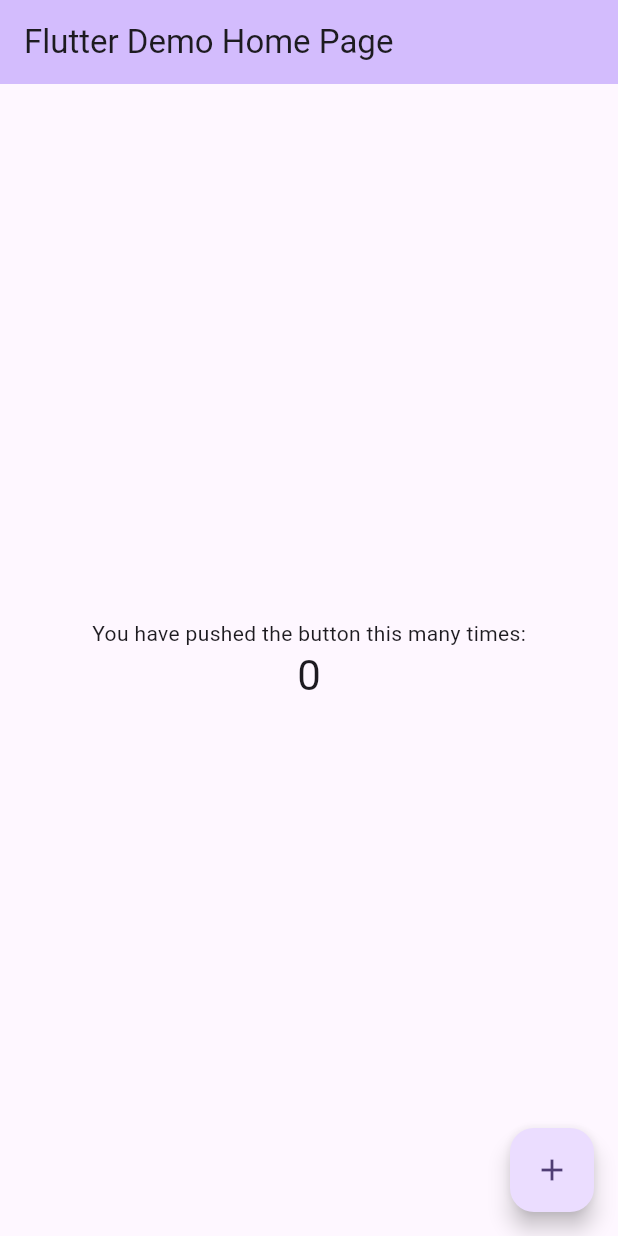
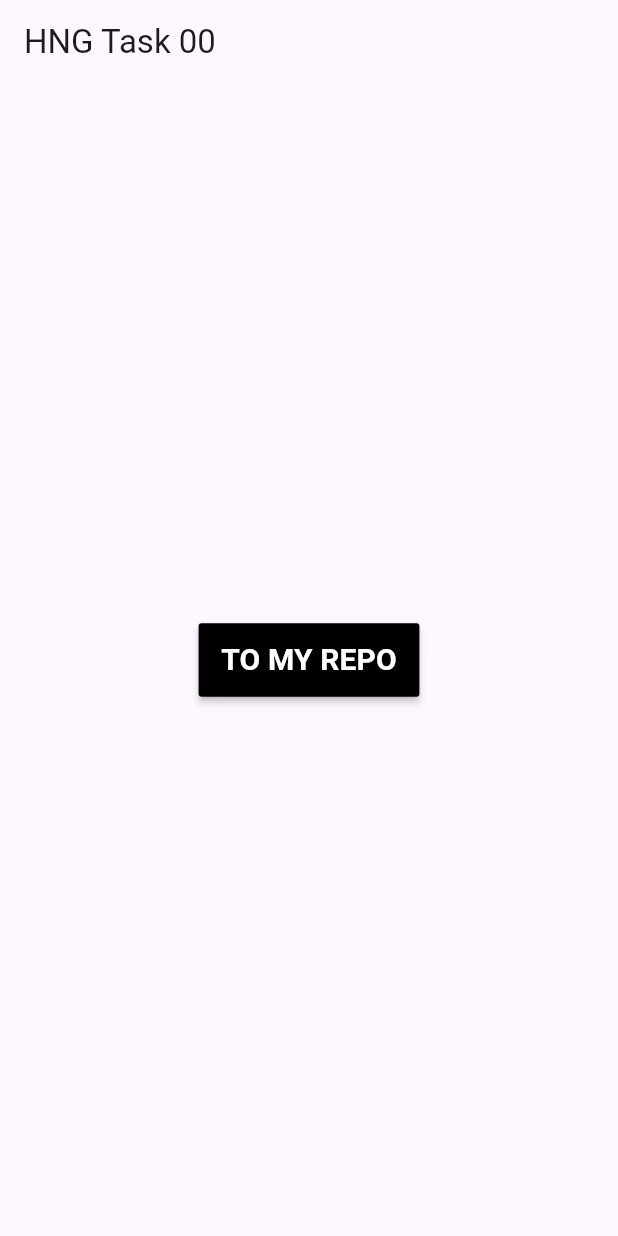
Before and after one commit to Mubarakzero/hng_00, a Flutter app: the screen it shows after launch, on a phone screen of 412 x 824 dp. Run offline on Flutter 3.47's test engine with Material 3 defaults, Android fonts, the light colour scheme and no system bars.

Commit message:
New commit

```diff
--- a/lib/main.dart
+++ b/lib/main.dart
@@ -1,4 +1,5 @@
 import 'package:flutter/material.dart';
+import 'package:url_launcher/url_launcher.dart';
 
 void main() {
   runApp(const MyApp());
@@ -11,23 +12,8 @@
   @override
   Widget build(BuildContext context) {
     return MaterialApp(
-      title: 'Flutter Demo',
+      title: 'HNG_00',
       theme: ThemeData(
-        // This is the theme of your application.
-        //
-        // TRY THIS: Try running your application with "flutter run". You'll see
-        // the application has a purple toolbar. Then, without quitting the app,
-        // try changing the seedColor in the colorScheme below to Colors.green
-        // and then invoke "hot reload" (save your changes or press the "hot
-        // reload" button in a Flutter-supported IDE, or press "r" if you used
-        // the command line to start the app).
-        //
-        // Notice that the counter didn't reset back to zero; the application
-        // state is not lost during the reload. To reset the state, use hot
-        // restart instead.
-        //
-        // This works for code too, not just values: Most code changes can be
-        // tested with just a hot reload.
         colorScheme: ColorScheme.fromSeed(seedColor: Colors.deepPurple),
         useMaterial3: true,
       ),
@@ -38,16 +24,6 @@
 
 class MyHomePage extends StatefulWidget {
   const MyHomePage({super.key, required this.title});
-
-  // This widget is the home page of your application. It is stateful, meaning
-  // that it has a State object (defined below) that contains fields that affect
-  // how it looks.
-
-  // This class is the configuration for the state. It holds the values (in this
-  // case the title) provided by the parent (in this case the App widget) and
-  // used by the build method of the State. Fields in a Widget subclass are
-  // always marked "final".
-
   final String title;
 
   @override
@@ -55,71 +31,31 @@
 }
 
 class _MyHomePageState extends State<MyHomePage> {
-  int _counter = 0;
-
-  void _incrementCounter() {
-    setState(() {
-      // This call to setState tells the Flutter framework that something has
-      // changed in this State, which causes it to rerun the build method below
-      // so that the display can reflect the updated values. If we changed
-      // _counter without calling setState(), then the build method would not be
-      // called again, and so nothing would appear to happen.
-      _counter++;
-    });
-  }
-
   @override
   Widget build(BuildContext context) {
-    // This method is rerun every time setState is called, for instance as done
-    // by the _incrementCounter method above.
-    //
-    // The Flutter framework has been optimized to make rerunning build methods
-    // fast, so that you can just rebuild anything that needs updating rather
-    // than having to individually change instances of widgets.
     return Scaffold(
         appBar: AppBar(
-        // TRY THIS: Try changing the color here to a specific color (to
-        // Colors.amber, perhaps?) and trigger a hot reload to see the AppBar
-        // change color while the other colors stay the same.
-        backgroundColor: Theme.of(context).colorScheme.inversePrimary,
-        // Here we take the value from the MyHomePage object that was created by
-        // the App.build method, and use it to set our appbar title.
-        title: Text(widget.title),
+          title: Text("HNG Task 00"),
         ),
-      body: Center(
-        // Center is a layout widget. It takes a single child and positions it
-        // in the middle of the parent.
+        body:  Center(
           child: Column(
-          // Column is also a layout widget. It takes a list of children and
-          // arranges them vertically. By default, it sizes itself to fit its
-          // children horizontally, and tries to be as tall as its parent.
-          //
-          // Column has various properties to control how it sizes itself and
-          // how it positions its children. Here we use mainAxisAlignment to
-          // center the children vertically; the main axis here is the vertical
-          // axis because Columns are vertical (the cross axis would be
-          // horizontal).
-          //
-          // TRY THIS: Invoke "debug painting" (choose the "Toggle Debug Paint"
-          // action in the IDE, or press "p" in the console), to see the
-          // wireframe for each widget.
+            crossAxisAlignment: CrossAxisAlignment.center,
             mainAxisAlignment: MainAxisAlignment.center,
             children: <Widget>[
-            const Text(
-              'You have pushed the button this many times:',
+              MaterialButton(
+                  color: Colors.black,
+                  padding: EdgeInsets.symmetric(horizontal: 15,vertical: 10),
+                  onPressed: () {
+                    launchUrl(
+                        Uri.parse("https://github.com/Mubarakzero/hng_00.git"));
+                  },
+                  child: Text("TO MY REPO",
+                      style: TextStyle(
+                          color: Colors.white,
+                          fontSize: 20,
+                          fontWeight: FontWeight.bold))),
+            ]),
         ),
-            Text(
-              '$_counter',
-              style: Theme.of(context).textTheme.headlineMedium,
-            ),
-          ],
-        ),
-      ),
-      floatingActionButton: FloatingActionButton(
-        onPressed: _incrementCounter,
-        tooltip: 'Increment',
-        child: const Icon(Icons.add),
-      ), // This trailing comma makes auto-formatting nicer for build methods.
         );
   }
 }
--- a/pubspec.yaml
+++ b/pubspec.yaml
@@ -34,6 +34,7 @@ dependencies:
   # The following adds the Cupertino Icons font to your application.
   # Use with the CupertinoIcons class for iOS style icons.
   cupertino_icons: ^1.0.8
+  url_launcher: ^6.2.1
 
 dev_dependencies:
   flutter_test:
```
Also changed, not shown: 10 other files. Lines whose indentation alone changed are shown as unchanged.
